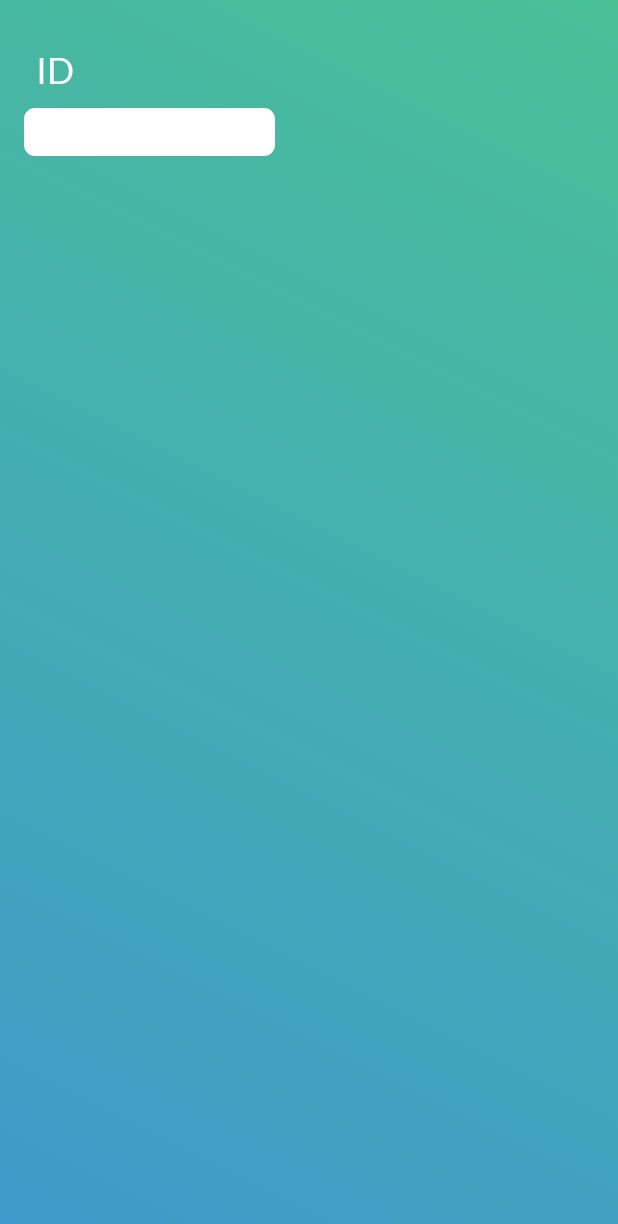
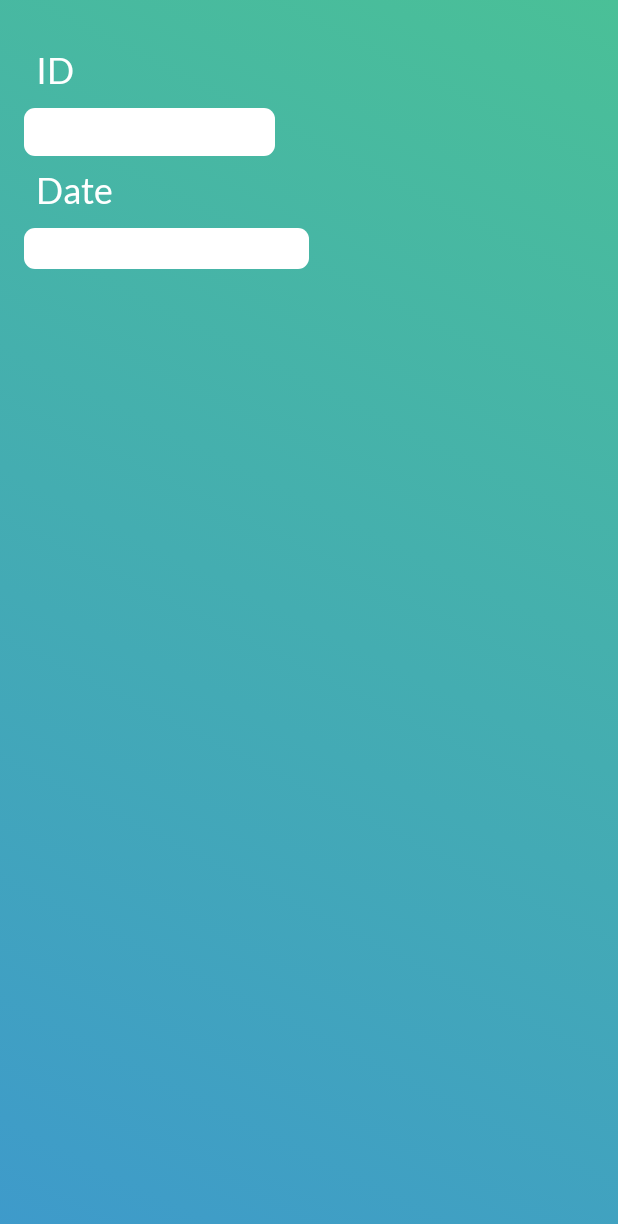
Before and after one commit to nickarad/android-nfc-feature, an Android app: the layout activity_display_message.xml on its own in the app's theme, with its tools: preview values and no code run, on a phone screen of 412 x 824 dp. Shown: the top 1224 px of the screen. Run offline under Robolectric (Android 15) with nearby library versions, the phone set to English and light mode, and no system bars.

Commit message:
Add date view

```diff
--- a/app/src/main/java/com/example/nikos/nfc/DisplayMessageActivity.java
+++ b/app/src/main/java/com/example/nikos/nfc/DisplayMessageActivity.java
@@ -21,6 +21,10 @@ import okhttp3.Request;
 import okhttp3.RequestBody;
 import okhttp3.Response;
 
+// Import library for date
+import java.text.DateFormat;
+import java.text.SimpleDateFormat;
+import java.util.Date;
 
 
 public class DisplayMessageActivity extends AppCompatActivity {
@@ -40,6 +44,18 @@ public class DisplayMessageActivity extends AppCompatActivity {
         // Capture the layout's TextView and set the string as its text
         TextView textView = findViewById(R.id.textView);
         textView.setText(message);
+
+//        Display date
+
+        TextView dateTextView = findViewById(R.id.dateView);
+
+        DateFormat dateFormat = new SimpleDateFormat("dd/MM/yyyy HH:mm:ss");
+        Date date = new Date();
+        String scanDate=dateFormat.format(date);
+
+        dateTextView.setText(scanDate);
+
+
         Log.d("DisplayMessageActivity",message);
 //---------OkHttp-----------
         mTextViewResult = findViewById(R.id.text_view_result);
--- a/app/src/main/res/layout/activity_display_message.xml
+++ b/app/src/main/res/layout/activity_display_message.xml
@@ -2,10 +2,42 @@
 <android.support.constraint.ConstraintLayout xmlns:android="http://schemas.android.com/apk/res/android"
     xmlns:app="http://schemas.android.com/apk/res-auto"
     xmlns:tools="http://schemas.android.com/tools"
+
     android:layout_width="match_parent"
     android:layout_height="match_parent"
     android:background="@drawable/gradient_color"
     tools:context="com.example.nikos.nfc.DisplayMessageActivity">
+
+    <TextView
+        android:id="@+id/dateView"
+        android:layout_width="190dp"
+        android:layout_height="27dp"
+
+        android:layout_marginStart="16dp"
+        android:layout_marginTop="152dp"
+        android:background="@drawable/rounded_corners"
+        android:fontFamily="@font/lato"
+        android:padding="5dp"
+        android:text=" "
+        android:textColor="@color/colorAccent"
+        android:textSize="18sp"
+        app:layout_constraintStart_toStartOf="parent"
+        app:layout_constraintTop_toTopOf="parent"
+        tools:ignore="DuplicateIds" />
+
+    <TextView
+        android:id="@+id/date"
+        android:layout_width="59dp"
+        android:layout_height="29dp"
+        android:layout_marginStart="24dp"
+        android:layout_marginTop="112dp"
+        android:fontFamily="@font/lato"
+        android:text="Date"
+        android:textAllCaps="false"
+        android:textColor="@color/FFFFFF"
+        android:textSize="24sp"
+        app:layout_constraintStart_toStartOf="parent"
+        app:layout_constraintTop_toTopOf="parent" />
 
     <TextView
         android:id="@+id/textView"
@@ -41,12 +73,11 @@
         android:id="@+id/text_view_result"
         android:layout_width="wrap_content"
         android:layout_height="wrap_content"
-        android:layout_marginStart="24dp"
-        android:layout_marginTop="148dp"
+        android:layout_marginStart="16dp"
+        android:layout_marginTop="248dp"
         android:text="             "
         app:layout_constraintStart_toStartOf="parent"
         app:layout_constraintTop_toTopOf="parent" />
 
 
-
 </android.support.constraint.ConstraintLayout>
```
